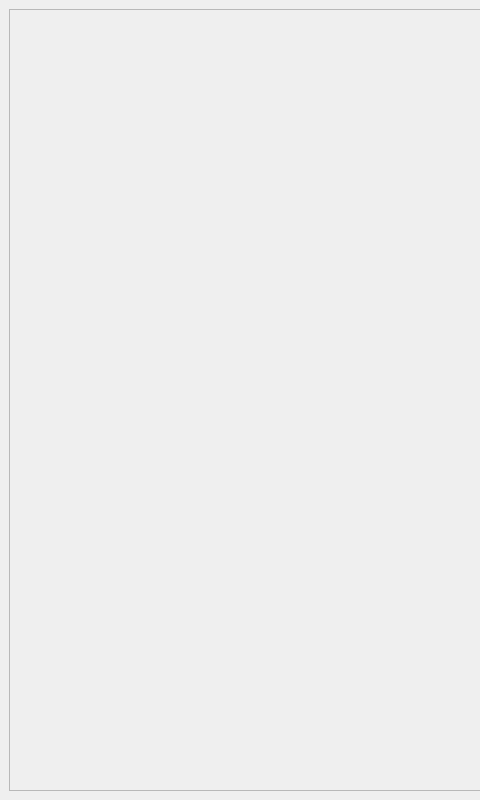
Chr0nixz/Closure, file resources/ui/UI_DetailWindow.ui: the form before one commit; both pictures show x 0 to 480 and y 0 to 800 of the 1200 by 800 pixel window.
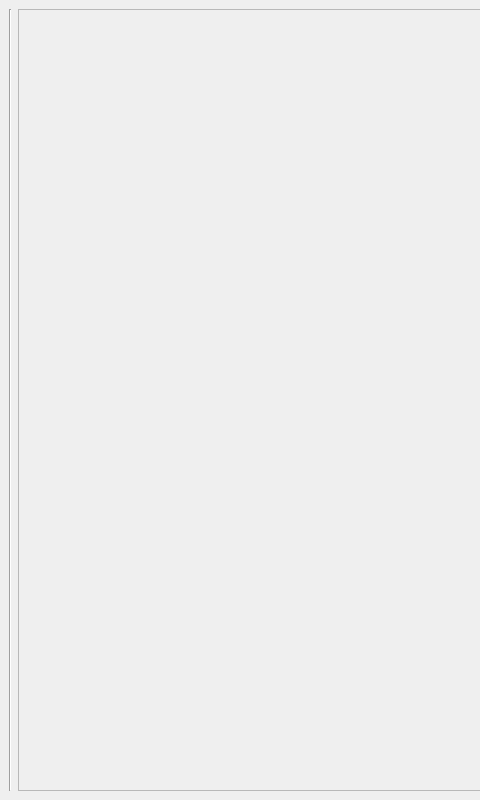
The form after the commit.

Diff of the .ui file:
```diff
--- a/resources/ui/UI_DetailWindow.ui
+++ b/resources/ui/UI_DetailWindow.ui
@@ -16,10 +16,17 @@
   <widget class="QWidget" name="centralwidget">
    <layout class="QGridLayout" name="gridLayout">
     <item row="0" column="0">
-     <layout class="QHBoxLayout" name="horizontalLayout" stretch="1,3">
+     <layout class="QHBoxLayout" name="horizontalLayout" stretch="1,0,3">
       <item>
        <layout class="QGridLayout" name="doctorLayout"/>
       </item>
+      <item>
+       <widget class="Line" name="line">
+        <property name="orientation">
+         <enum>Qt::Vertical</enum>
+        </property>
+       </widget>
+      </item>
       <item>
        <widget class="QScrollArea" name="scrollArea">
         <property name="widgetResizable">
@@ -30,7 +37,7 @@
           <rect>
            <x>0</x>
            <y>0</y>
-           <width>878</width>
+           <width>872</width>
            <height>778</height>
           </rect>
          </property>
```
